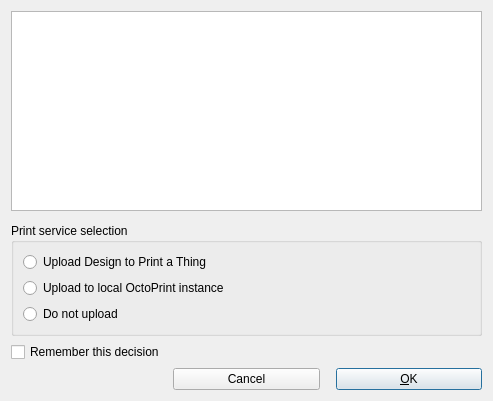
The window that src/PrintInitDialog.ui (openscad/openscad) describes before a commit, drawn with Qt 5.
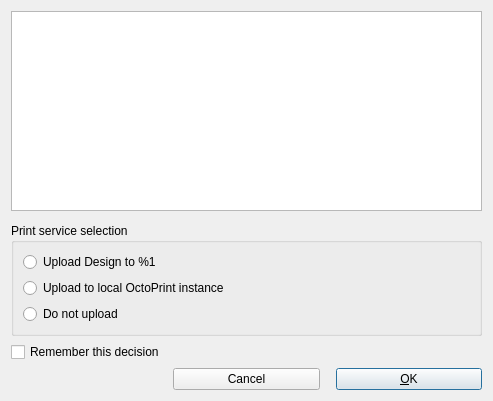
The same window after the commit.

Commit message: Read PrintService descriptor from files.openscad.org.

The edit to the form file:
```diff
--- a/src/PrintInitDialog.ui
+++ b/src/PrintInitDialog.ui
@@ -83,7 +83,7 @@
       <item>
        <widget class="QRadioButton" name="radioButtonPrintService">
         <property name="text">
-         <string>Upload Design to Print a Thing</string>
+         <string>Upload Design to %1</string>
         </property>
        </widget>
       </item>
```
The commit also changes 7 other files.
